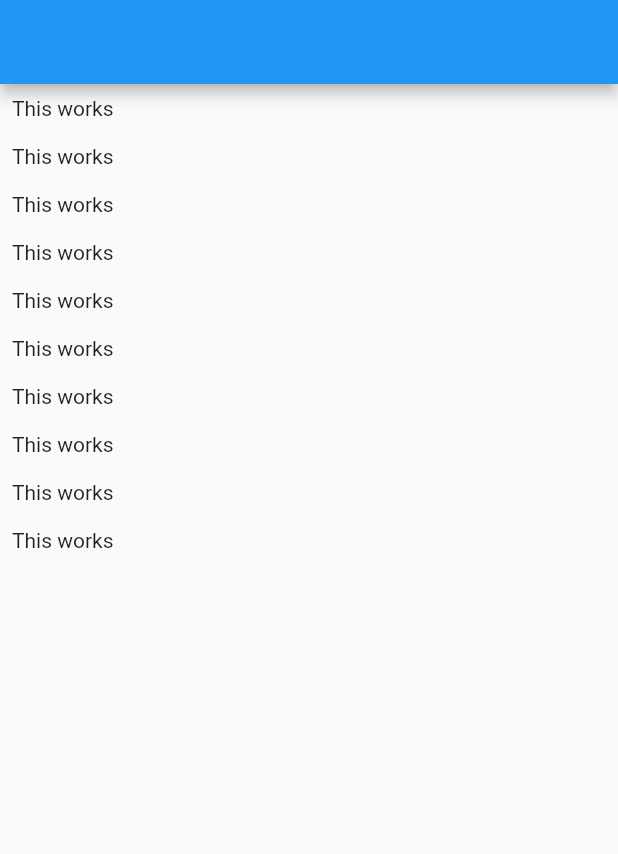
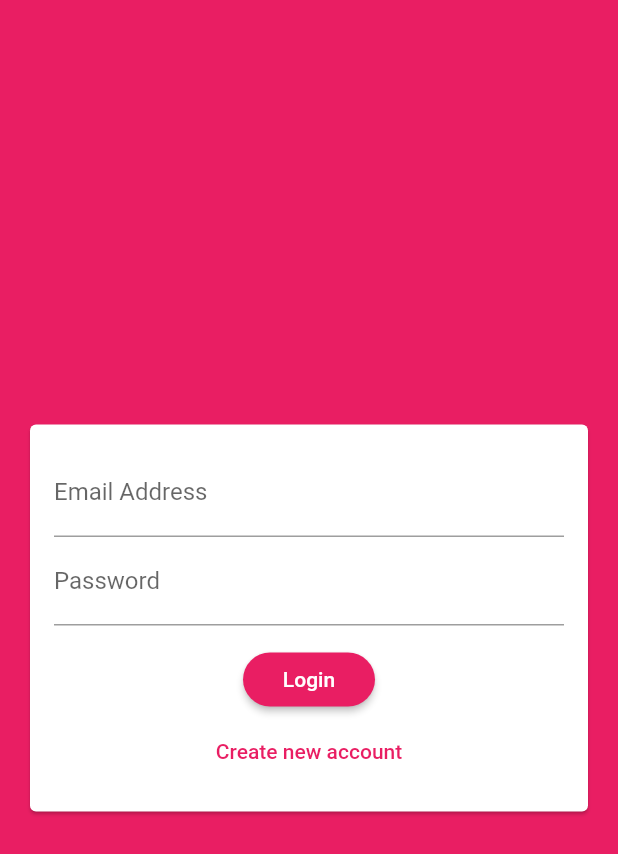
Before and after one commit to anklinuxboy/DemoChatApp, a Flutter app: the screen it shows after launch, on a phone screen of 412 x 824 dp. Shown: the top 854 px of the screen. Run offline on Flutter 3.47's test engine with Material 2 defaults, Android fonts, the phone set to English and light mode, and no system bars; our stand-ins replace cloud_firestore; accounts and stored records are empty.

Commit message:
Added firebase cloud firestore message fetching and auth screen ui

```diff
--- a/lib/main.dart
+++ b/lib/main.dart
@@ -1,6 +1,7 @@
 import 'package:flutter/material.dart';
 
 import 'screens/chat_screen.dart';
+import 'screens/auth_screen.dart';
 
 void main() {
   runApp(MyApp());
@@ -12,9 +13,18 @@ class MyApp extends StatelessWidget {
     return MaterialApp(
       title: 'ChatApp',
       theme: ThemeData(
-        primarySwatch: Colors.blue,
-      ),
-      home: ChatScreen(),
+          primarySwatch: Colors.pink,
+          backgroundColor: Colors.pink,
+          accentColor: Colors.deepPurple,
+          accentColorBrightness: Brightness.dark,
+          buttonTheme: ButtonTheme.of(context).copyWith(
+            buttonColor: Colors.pink,
+            textTheme: ButtonTextTheme.primary,
+            shape: RoundedRectangleBorder(
+              borderRadius: BorderRadius.circular(20),
+            ),
+          )),
+      home: AuthScreen(),
     );
   }
 }
--- a/lib/screens/auth_screen.dart
+++ b/lib/screens/auth_screen.dart
@@ -0,0 +1,18 @@
+import 'package:flutter/material.dart';
+
+import '../widgets/auth/auth_form.dart';
+
+class AuthScreen extends StatefulWidget {
+  @override
+  _AuthScreenState createState() => _AuthScreenState();
+}
+
+class _AuthScreenState extends State<AuthScreen> {
+  @override
+  Widget build(BuildContext context) {
+    return Scaffold(
+      backgroundColor: Theme.of(context).primaryColor,
+      body: AuthForm(),
+    );
+  }
+}
--- /dev/null
+++ b/lib/widgets/auth/auth_form.dart
@@ -0,0 +1,113 @@
+import 'package:flutter/material.dart';
+
+class AuthForm extends StatefulWidget {
+  @override
+  _AuthFormState createState() => _AuthFormState();
+}
+
+class _AuthFormState extends State<AuthForm> {
+  final _formKey = GlobalKey<FormState>();
+  var _isLogin = true;
+
+  String _email = '';
+  String _username = '';
+  String _password = '';
+
+  void _trySubmit() {
+    final isValid = _formKey.currentState.validate();
+    FocusScope.of(context).unfocus();
+
+    if (isValid) {
+      _formKey.currentState.save();
+      print("$_email $_username $_password");
+    }
+  }
+
+  @override
+  Widget build(BuildContext context) {
+    return Center(
+      child: Card(
+        margin: EdgeInsets.all(20),
+        child: SingleChildScrollView(
+          child: Padding(
+            padding: EdgeInsets.all(16),
+            child: Form(
+              key: _formKey,
+              child: Column(
+                mainAxisSize: MainAxisSize.min,
+                children: <Widget>[
+                  TextFormField(
+                    key: ValueKey('email'),
+                    validator: (value) {
+                      if (value.isEmpty || !value.contains('@')) {
+                        return 'Please Enter a valid email address';
+                      }
+
+                      return null;
+                    },
+                    keyboardType: TextInputType.emailAddress,
+                    decoration: InputDecoration(
+                      labelText: 'Email Address',
+                    ),
+                    onSaved: (value) {
+                      _email = value;
+                    },
+                  ),
+                  if (!_isLogin)
+                    TextFormField(
+                      key: ValueKey('username'),
+                      validator: (value) {
+                        if (value.isEmpty || value.length < 4) {
+                          return 'Please enter a minimum of 4 characters';
+                        }
+
+                        return null;
+                      },
+                      decoration: InputDecoration(
+                        labelText: 'Username',
+                      ),
+                      onSaved: (value) {
+                        _username = value;
+                      },
+                    ),
+                  TextFormField(
+                    key: ValueKey('password'),
+                    validator: (value) {
+                      if (value.isEmpty || value.length < 7) {
+                        return 'Please enter a valid password';
+                      }
+
+                      return null;
+                    },
+                    decoration: InputDecoration(
+                      labelText: 'Password',
+                    ),
+                    obscureText: true,
+                    onSaved: (value) {
+                      _password = value;
+                    },
+                  ),
+                  SizedBox(height: 12),
+                  RaisedButton(
+                    child: Text(_isLogin ? 'Login' : 'Signup'),
+                    onPressed: _trySubmit,
+                  ),
+                  FlatButton(
+                    textColor: Theme.of(context).primaryColor,
+                    child: Text(
+                        _isLogin ? 'Create new account' : 'I have an account'),
+                    onPressed: () {
+                      setState(() {
+                        _isLogin = !_isLogin;
+                      });
+                    },
+                  ),
+                ],
+              ),
+            ),
+          ),
+        ),
+      ),
+    );
+  }
+}
--- a/pubspec.yaml
+++ b/pubspec.yaml
@@ -23,6 +23,7 @@ environment:
 dependencies:
   flutter:
     sdk: flutter
+  cloud_firestore: ^0.13.6
 
 
   # The following adds the Cupertino Icons font to your application.
```
Also changed, not shown: lib/screens/chat_screen.dart (+28 -6 lines), pubspec.lock, 10 other files.
